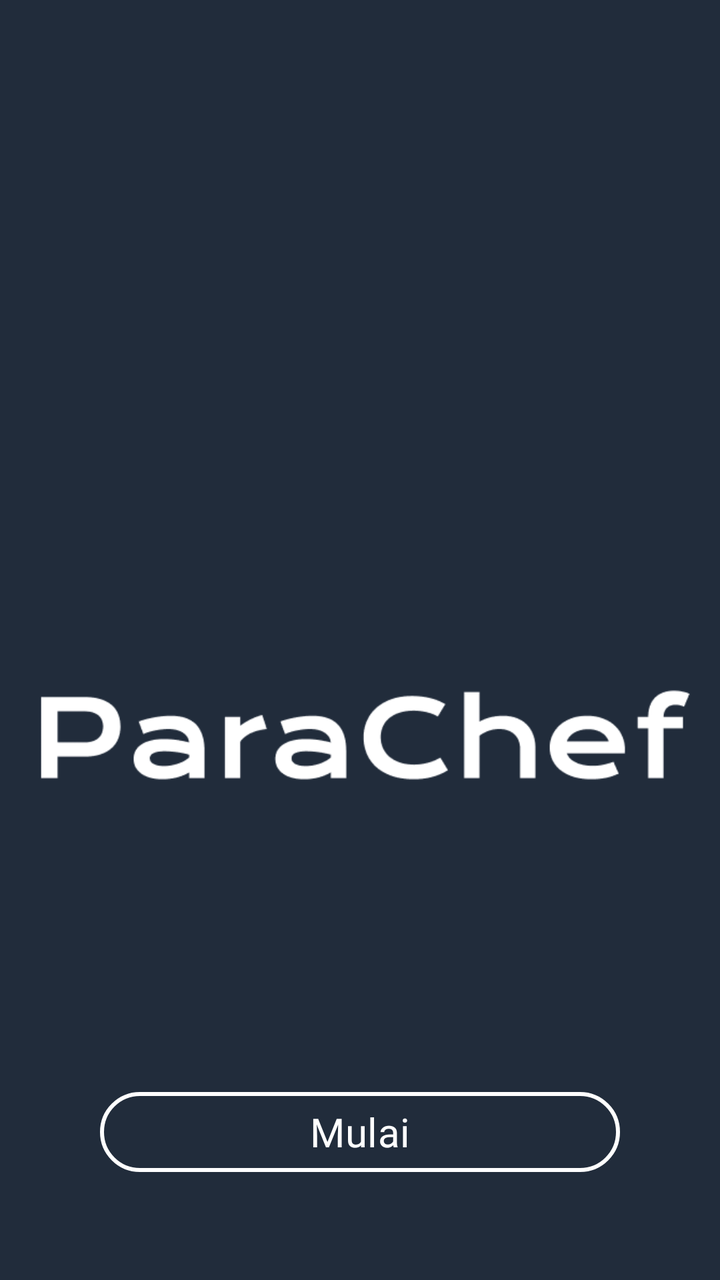
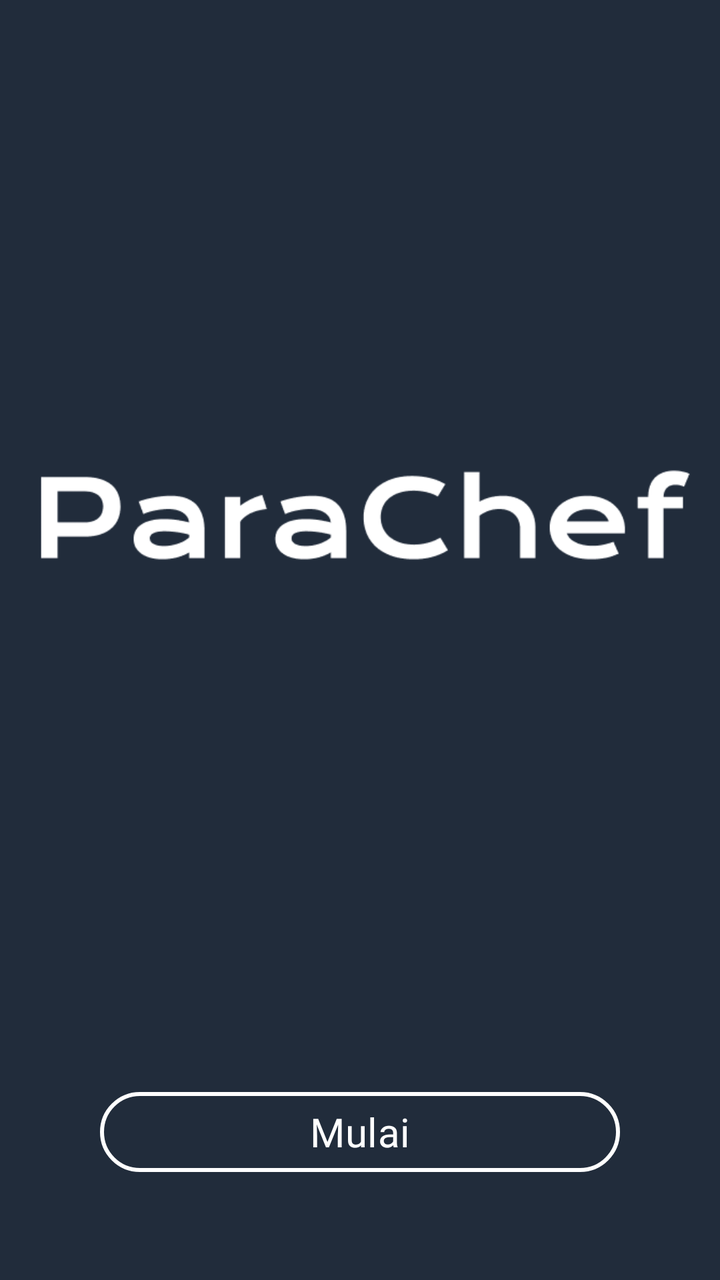

Before-and-after screenshots of an Android layout around one commit, followed by the original layout XML and the change that was made.
<!-- AndroidManifest.xml: application theme Theme.Parachef -->
<!-- res/layout/activity_main.xml -->
<?xml version="1.0" encoding="utf-8"?>
<RelativeLayout
    xmlns:android="http://schemas.android.com/apk/res/android"
    xmlns:app="http://schemas.android.com/apk/res-auto"
    xmlns:tools="http://schemas.android.com/tools"
    android:id="@+id/main"
    android:layout_width="match_parent"
    android:layout_height="match_parent"
    tools:context=".MainActivity"
    android:background="@color/primary">

    <LinearLayout
        android:layout_width="match_parent"
        android:layout_height="wrap_content"
        android:gravity="center">

        <ImageView
            android:layout_width="350dp"
            android:layout_height="300dp"
            android:layout_marginTop="150dp"
            android:src="@drawable/logo3"/>
    </LinearLayout>


    <LinearLayout
        android:layout_width="match_parent"
        android:layout_height="match_parent"
        android:gravity="bottom"
        android:orientation="vertical">


        <com.google.android.material.button.MaterialButton
            android:id="@+id/btnstart"
            android:layout_width="match_parent"
            android:layout_height="wrap_content"
            android:text="Mulai"
            android:fontFamily="@font/poppins_bold"
            android:textSize="20sp"
            android:layout_marginBottom="50dp"
            android:layout_marginLeft="50dp"
            android:layout_marginRight="50dp"
            android:backgroundTint="@color/primary"
            app:strokeColor="@color/white"
            app:strokeWidth="2dp"
            android:textColor="@color/white"
            android:layout_gravity="center"
            android:textAlignment="center" />



    </LinearLayout>

</RelativeLayout>
<!-- resources referenced by this layout -->
<resources>
  <color name="primary">#212C3B</color>
  <color name="white">#FFFFFFFF</color>
  <!-- drawable logo3: png bitmap (drawable, 8254 bytes) -->
  <style name="Theme.Parachef" parent="Base.Theme.Parachef" />
  <style name="Base.Theme.Parachef" parent="Theme.Material3.DayNight.NoActionBar">
          
          
      </style>
</resources>

<!-- the commit's change to res/layout/activity_main.xml (unified diff, before → after) -->
@@ -16,8 +16,8 @@
 
         <ImageView
             android:layout_width="350dp"
-            android:layout_height="300dp"
-            android:layout_marginTop="150dp"
+            android:layout_height="230dp"
+            android:layout_marginTop="100dp"
             android:src="@drawable/logo3"/>
     </LinearLayout>
 
